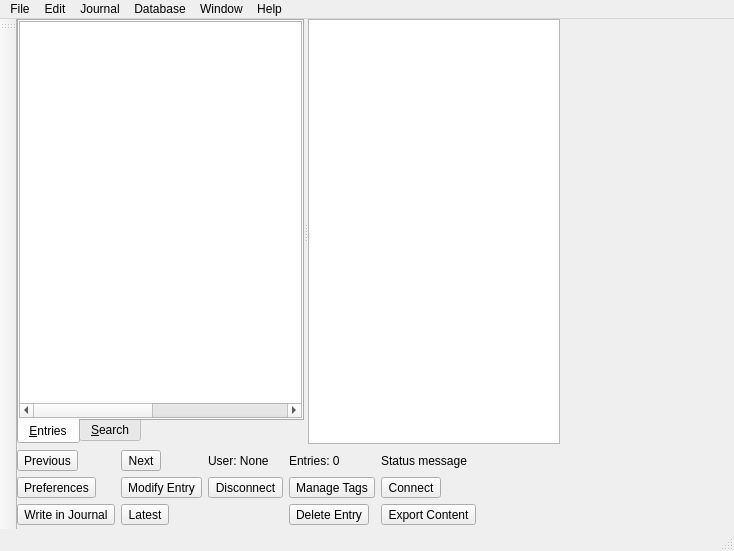
Old version of the form ui/mainwindow.ui in the repository pwizard2/robojournal.
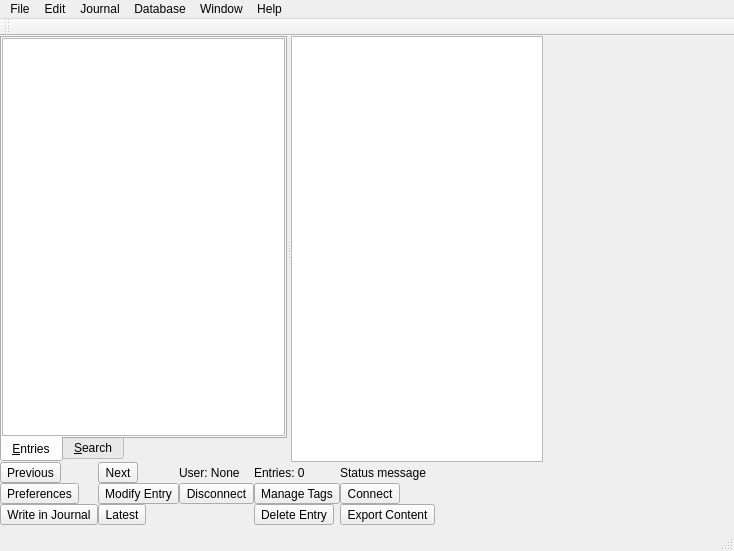
New version of the form. Icons and pictures are not drawn.

```diff
--- a/ui/mainwindow.ui
+++ b/ui/mainwindow.ui
@@ -19,7 +19,19 @@
   </property>
   <widget class="QWidget" name="centralWidget">
    <layout class="QGridLayout" name="gridLayout">
-    <property name="margin">
+    <property name="leftMargin">
+     <number>0</number>
+    </property>
+    <property name="topMargin">
+     <number>0</number>
+    </property>
+    <property name="rightMargin">
+     <number>0</number>
+    </property>
+    <property name="bottomMargin">
+     <number>0</number>
+    </property>
+    <property name="spacing">
      <number>0</number>
     </property>
     <item row="2" column="0">
@@ -217,6 +229,12 @@
         <verstretch>0</verstretch>
        </sizepolicy>
       </property>
+      <property name="frameShape">
+       <enum>QFrame::Panel</enum>
+      </property>
+      <property name="lineWidth">
+       <number>0</number>
+      </property>
       <property name="orientation">
        <enum>Qt::Horizontal</enum>
       </property>
@@ -250,9 +268,15 @@
          </property>
          <item row="0" column="0">
           <widget class="QTreeWidget" name="EntryList">
+           <property name="midLineWidth">
+            <number>1</number>
+           </property>
            <property name="verticalScrollBarPolicy">
             <enum>Qt::ScrollBarAsNeeded</enum>
            </property>
+           <property name="horizontalScrollBarPolicy">
+            <enum>Qt::ScrollBarAlwaysOff</enum>
+           </property>
            <property name="editTriggers">
             <set>QAbstractItemView::NoEditTriggers</set>
            </property>
@@ -670,7 +694,7 @@
     <bool>false</bool>
    </property>
    <attribute name="toolBarArea">
-    <enum>LeftToolBarArea</enum>
+    <enum>TopToolBarArea</enum>
    </attribute>
    <attribute name="toolBarBreak">
     <bool>false</bool>
```
Left out of the diff: 29 changed lines with no effect on the pictures.
